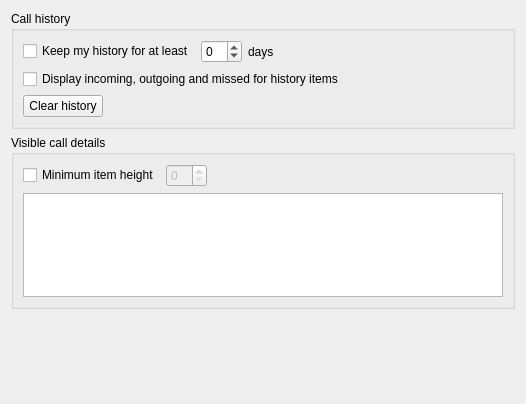
Old version of the form src/conf/dlggeneralbase.ui in the repository KDE/ring-kde.
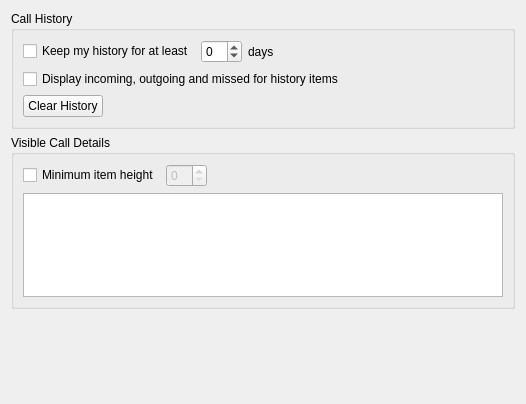
New version of the form. Custom widgets are drawn as their Qt base class.

Patch:
```diff
--- a/src/conf/dlggeneralbase.ui
+++ b/src/conf/dlggeneralbase.ui
@@ -23,7 +23,7 @@
       </sizepolicy>
      </property>
      <property name="title">
-      <string>Call history</string>
+      <string>Call History</string>
      </property>
      <layout class="QGridLayout" name="gridLayout_2">
       <item row="0" column="0">
@@ -93,7 +93,7 @@
         <item>
          <widget class="QPushButton" name="toolButton_historyClear">
           <property name="text">
-           <string>Clear history</string>
+           <string>Clear History</string>
           </property>
          </widget>
         </item>
@@ -118,7 +118,7 @@
    <item>
     <widget class="QGroupBox" name="groupBox">
      <property name="title">
-      <string>Visible call details</string>
+      <string>Visible Call Details</string>
      </property>
      <layout class="QGridLayout" name="gridLayout">
       <item row="1" column="0" colspan="2">
```
